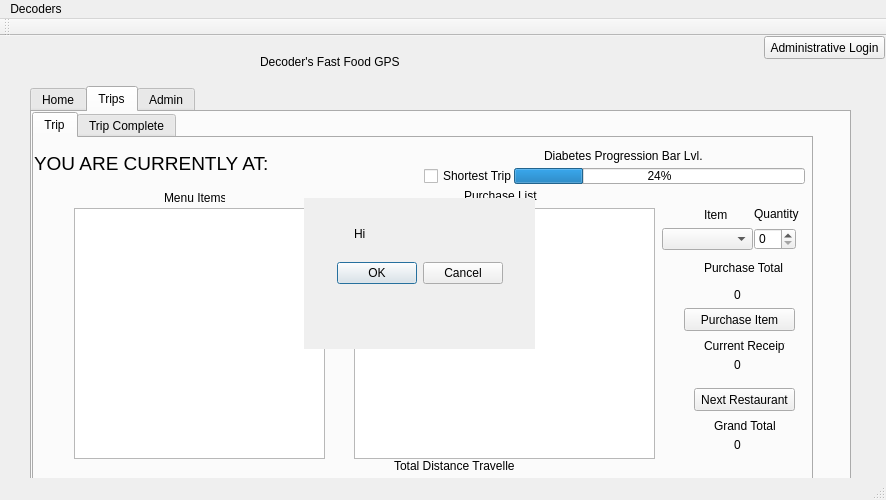
Old version of the form Decoders GUI/mainwindow.ui in the repository kevvaria/Decoders-Repository.
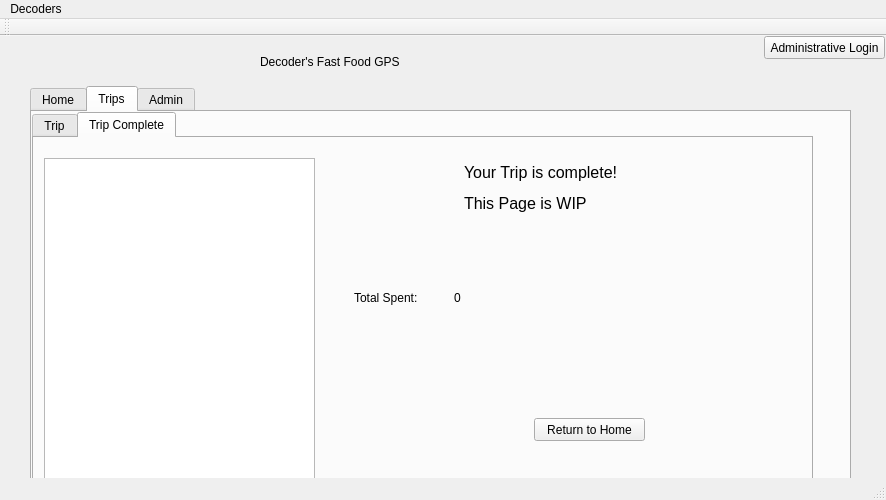
New version of the form. The open tabs and pages were chosen to show the change.

Commit message: Login and display total spent.

Diff of the .ui file:
```diff
--- a/Decoders GUI/mainwindow.ui
+++ b/Decoders GUI/mainwindow.ui
@@ -24,7 +24,7 @@
      </rect>
     </property>
     <property name="currentIndex">
-     <number>0</number>
+     <number>1</number>
     </property>
     <widget class="QWidget" name="HomeTab">
      <attribute name="title">
@@ -74,7 +74,7 @@
        </rect>
       </property>
       <property name="currentIndex">
-       <number>0</number>
+       <number>1</number>
       </property>
       <widget class="QWidget" name="TripTab">
        <attribute name="title">
@@ -495,6 +495,32 @@
          </rect>
         </property>
        </widget>
+       <widget class="QLabel" name="label_7">
+        <property name="geometry">
+         <rect>
+          <x>320</x>
+          <y>150</y>
+          <width>111</width>
+          <height>19</height>
+         </rect>
+        </property>
+        <property name="text">
+         <string>Total Spent:</string>
+        </property>
+       </widget>
+       <widget class="QLabel" name="TotSpent">
+        <property name="geometry">
+         <rect>
+          <x>420</x>
+          <y>150</y>
+          <width>68</width>
+          <height>19</height>
+         </rect>
+        </property>
+        <property name="text">
+         <string>0</string>
+        </property>
+       </widget>
       </widget>
      </widget>
     </widget>
@@ -966,7 +992,7 @@
      <x>0</x>
      <y>0</y>
      <width>886</width>
-     <height>21</height>
+     <height>31</height>
     </rect>
    </property>
    <widget class="QMenu" name="menuDecoders">
```
The commit also changes 4 other files.
